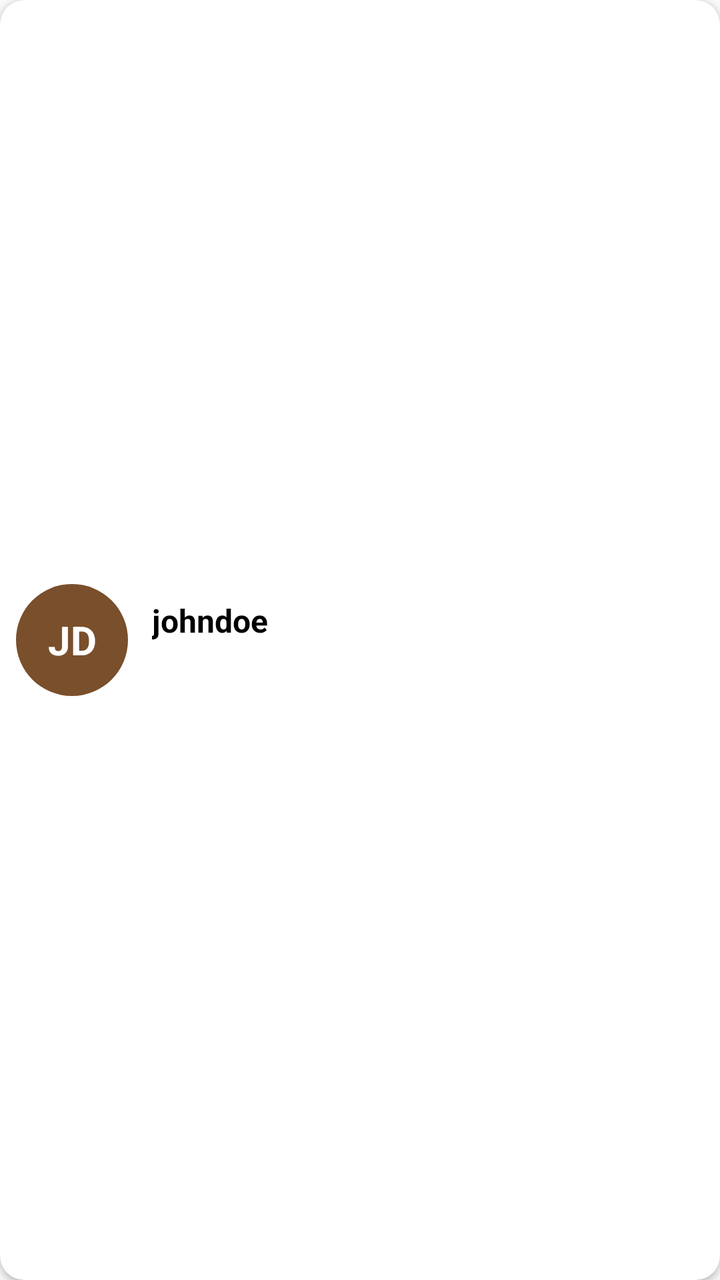
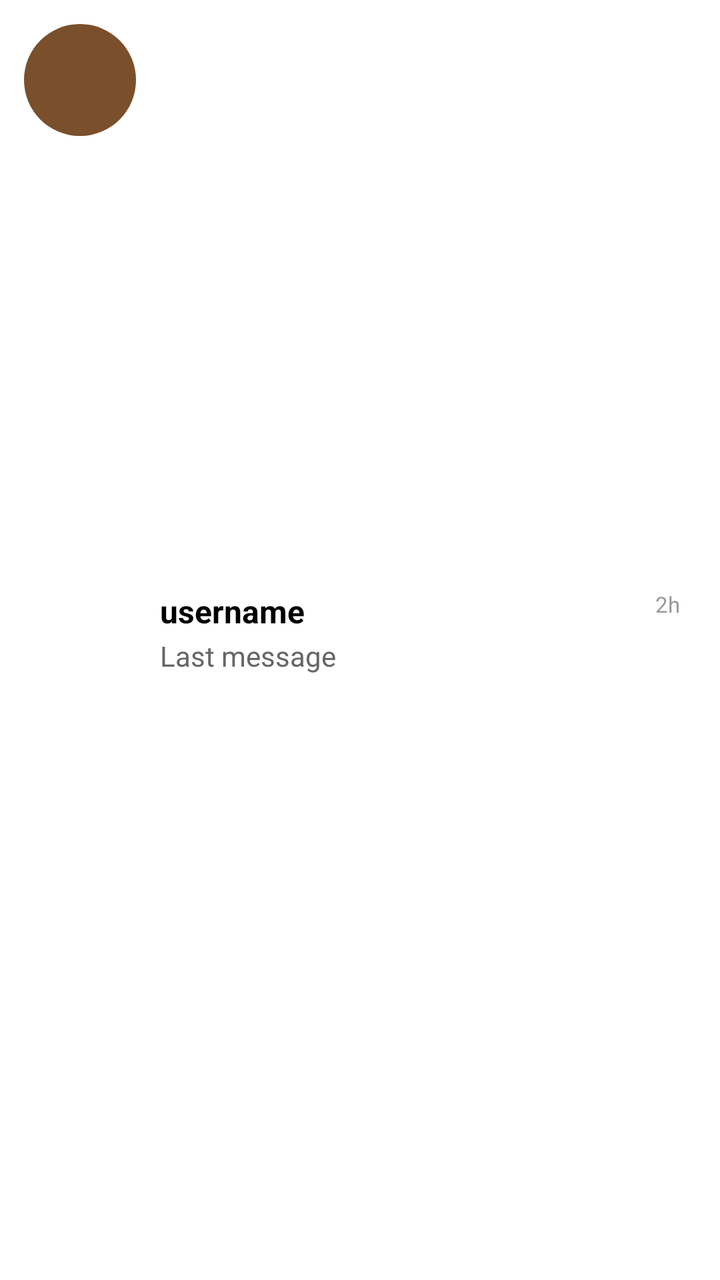

The first picture is an Android layout as it rendered before a commit; the second is the same layout after the commit. The layout source and the unified diff follow.
<!-- AndroidManifest.xml: application theme Theme.PawSociety -->
<!-- res/layout/item_inbox_story.xml -->
<?xml version="1.0" encoding="utf-8"?>
<FrameLayout xmlns:android="http://schemas.android.com/apk/res/android"
    xmlns:app="http://schemas.android.com/apk/res-auto"
    android:layout_width="match_parent"
    android:layout_height="80dp"
    android:layout_margin="4dp"
    android:background="?android:attr/selectableItemBackground"
    android:clickable="true"
    android:focusable="true">

    <androidx.cardview.widget.CardView
        android:layout_width="match_parent"
        android:layout_height="match_parent"
        app:cardCornerRadius="12dp"
        app:cardElevation="2dp"
        app:cardBackgroundColor="#FFFFFF">

        <LinearLayout
            android:layout_width="match_parent"
            android:layout_height="match_parent"
            android:orientation="horizontal"
            android:gravity="center_vertical"
            android:padding="8dp">

            
            <FrameLayout
                android:layout_width="56dp"
                android:layout_height="56dp"
                android:layout_marginEnd="12dp">

                
                <ImageView
                    android:id="@+id/iv_profile"
                    android:layout_width="56dp"
                    android:layout_height="56dp"
                    android:scaleType="centerCrop"
                    android:background="@drawable/circle_white_border"
                    android:visibility="gone" />

                
                <TextView
                    android:id="@+id/tv_profile_icon"
                    android:layout_width="56dp"
                    android:layout_height="56dp"
                    android:gravity="center"
                    android:text="JD"
                    android:textColor="#FFFFFF"
                    android:textSize="20sp"
                    android:textStyle="bold"
                    android:background="@drawable/circle_solid_profile"
                    android:visibility="visible" />

                
                <View
                    android:id="@+id/red_ping"
                    android:layout_width="10dp"
                    android:layout_height="10dp"
                    android:layout_gravity="top|end"
                    android:background="@drawable/circle_solid_red"
                    android:visibility="gone" />

                
                <View
                    android:id="@+id/online_indicator"
                    android:layout_width="14dp"
                    android:layout_height="14dp"
                    android:layout_gravity="bottom|end"
                    android:background="@drawable/circle_solid_green"
                    android:visibility="gone" />
            </FrameLayout>

            
            <LinearLayout
                android:layout_width="0dp"
                android:layout_height="wrap_content"
                android:layout_weight="1"
                android:orientation="vertical">

                <RelativeLayout
                    android:layout_width="match_parent"
                    android:layout_height="wrap_content">

                    <TextView
                        android:id="@+id/tv_username"
                        android:layout_width="wrap_content"
                        android:layout_height="wrap_content"
                        android:text="johndoe"
                        android:textColor="#000000"
                        android:textSize="16sp"
                        android:textStyle="bold"
                        android:layout_alignParentStart="true"
                        android:maxWidth="200dp"
                        android:singleLine="true"
                        android:ellipsize="end" />

                    <TextView
                        android:id="@+id/tv_unread"
                        android:layout_width="18dp"
                        android:layout_height="18dp"
                        android:layout_alignParentEnd="true"
                        android:gravity="center"
                        android:text="3"
                        android:textColor="#FFFFFF"
                        android:textSize="10sp"
                        android:textStyle="bold"
                        android:background="@drawable/circle_solid_red"
                        android:visibility="gone" />
                </RelativeLayout>

                <TextView
                    android:id="@+id/tv_last_message"
                    android:layout_width="match_parent"
                    android:layout_height="wrap_content"
                    android:text=""
                    android:textColor="#666666"
                    android:textSize="13sp"
                    android:maxLines="1"
                    android:ellipsize="end"
                    android:layout_marginTop="2dp" />
            </LinearLayout>

            
            <TextView
                android:id="@+id/tv_time"
                android:layout_width="wrap_content"
                android:layout_height="wrap_content"
                android:text=""
                android:textColor="#999999"
                android:textSize="11sp"
                android:layout_marginStart="8dp" />

        </LinearLayout>

    </androidx.cardview.widget.CardView>

</FrameLayout>
<!-- resources referenced by this layout -->
<resources>
  <!-- drawable circle_solid_green (drawable) -->
  <?xml version="1.0" encoding="utf-8"?>
  <shape xmlns:android="http://schemas.android.com/apk/res/android"
      android:shape="oval">
      <solid android:color="#4CAF50" />
      <stroke
          android:width="2dp"
          android:color="#FFFFFF" />
  </shape>
  <!-- drawable circle_white_border (drawable) -->
  <?xml version="1.0" encoding="utf-8"?>
  <shape xmlns:android="http://schemas.android.com/apk/res/android"
      android:shape="oval">
      <stroke
          android:width="2dp"
          android:color="#FFFFFF" />
      <solid android:color="@android:color/transparent" />
      <size
          android:width="52dp"
          android:height="52dp" />
  </shape>
  <style name="Theme.PawSociety" parent="Theme.AppCompat.Light.NoActionBar">
          
          <item name="colorPrimary">#7A4F2B</item>
          <item name="colorPrimaryDark">#5A3F1B</item>
          <item name="colorAccent">#FF6B35</item>
      </style>
  <!-- unchanged entries left out for length: 2 -->
</resources>

<!-- the commit's change to res/layout/item_inbox_story.xml (unified diff, before → after) -->
@@ -1,136 +1,164 @@
 <?xml version="1.0" encoding="utf-8"?>
-<FrameLayout xmlns:android="http://schemas.android.com/apk/res/android"
-    xmlns:app="http://schemas.android.com/apk/res-auto"
+<LinearLayout xmlns:android="http://schemas.android.com/apk/res/android"
     android:layout_width="match_parent"
-    android:layout_height="80dp"
-    android:layout_margin="4dp"
-    android:background="?android:attr/selectableItemBackground"
-    android:clickable="true"
-    android:focusable="true">
+    android:layout_height="wrap_content"
+    android:orientation="horizontal"
+    android:padding="12dp"
+    android:background="?android:attr/selectableItemBackground">
 
-    <androidx.cardview.widget.CardView
-        android:layout_width="match_parent"
-        android:layout_height="match_parent"
-        app:cardCornerRadius="12dp"
-        app:cardElevation="2dp"
-        app:cardBackgroundColor="#FFFFFF">
+    
+    <FrameLayout
+        android:layout_width="56dp"
+        android:layout_height="56dp"
+        android:layout_marginEnd="12dp">
 
-        <LinearLayout
+        <TextView
+            android:id="@+id/tv_profile_icon"
+            android:layout_width="56dp"
+            android:layout_height="56dp"
+            android:gravity="center"
+            android:textSize="20sp"
+            android:textColor="#FFFFFF"
+            android:background="@drawable/circle_solid_profile"
+            android:visibility="visible" />
+
+        <ImageView
+            android:id="@+id/iv_profile"
+            android:layout_width="56dp"
+            android:layout_height="56dp"
+            android:scaleType="centerCrop"
+            android:visibility="gone"
+            android:background="@drawable/circle_border" />
+
+        
+        <View
+            android:id="@+id/online_indicator"
+            android:layout_width="14dp"
+            android:layout_height="14dp"
+            android:layout_gravity="bottom|end"
+            android:background="@drawable/online_indicator"
+            android:visibility="gone" />
+    </FrameLayout>
+
+    
+    <LinearLayout
+        android:layout_width="0dp"
+        android:layout_height="wrap_content"
+        android:layout_weight="1"
+        android:orientation="vertical"
+        android:layout_gravity="center_vertical">
+
+        
+        <RelativeLayout
             android:layout_width="match_parent"
-            android:layout_height="match_parent"
-            android:orientation="horizontal"
-            android:gravity="center_vertical"
-            android:padding="8dp">
+            android:layout_height="wrap_content">
 
-            
-            <FrameLayout
-                android:layout_width="56dp"
-                android:layout_height="56dp"
-                android:layout_marginEnd="12dp">
+            <TextView
+                android:id="@+id/tv_username"
+                android:layout_width="wrap_content"
+                android:layout_height="wrap_content"
+                android:text="username"
+                android:textColor="#000000"
+                android:textSize="16sp"
+                android:textStyle="bold"
+                android:layout_alignParentStart="true" />
 
-                
-                <ImageView
-                    android:id="@+id/iv_profile"
-                    android:layout_width="56dp"
-                    android:layout_height="56dp"
-                    android:scaleType="centerCrop"
-                    android:background="@drawable/circle_white_border"
-                    android:visibility="gone" />
-
-                
-                <TextView
-                    android:id="@+id/tv_profile_icon"
-                    android:layout_width="56dp"
-                    android:layout_height="56dp"
-                    android:gravity="center"
-                    android:text="JD"
-                    android:textColor="#FFFFFF"
-                    android:textSize="20sp"
-                    android:textStyle="bold"
-                    android:background="@drawable/circle_solid_profile"
-                    android:visibility="visible" />
-
-                
-                <View
-                    android:id="@+id/red_ping"
-                    android:layout_width="10dp"
-                    android:layout_height="10dp"
-                    android:layout_gravity="top|end"
-                    android:background="@drawable/circle_solid_red"
-                    android:visibility="gone" />
-
-                
-                <View
-                    android:id="@+id/online_indicator"
-                    android:layout_width="14dp"
-                    android:layout_height="14dp"
-                    android:layout_gravity="bottom|end"
-                    android:background="@drawable/circle_solid_green"
-                    android:visibility="gone" />
-            </FrameLayout>
-
-            
-            <LinearLayout
-                android:layout_width="0dp"
-                android:layout_height="wrap_content"
-                android:layout_weight="1"
-                android:orientation="vertical">
-
-                <RelativeLayout
-                    android:layout_width="match_parent"
-                    android:layout_height="wrap_content">
-
-                    <TextView
-                        android:id="@+id/tv_username"
-                        android:layout_width="wrap_content"
-                        android:layout_height="wrap_content"
-                        android:text="johndoe"
-                        android:textColor="#000000"
-                        android:textSize="16sp"
-                        android:textStyle="bold"
-                        android:layout_alignParentStart="true"
-                        android:maxWidth="200dp"
-                        android:singleLine="true"
-                        android:ellipsize="end" />
-
-                    <TextView
-                        android:id="@+id/tv_unread"
-                        android:layout_width="18dp"
-                        android:layout_height="18dp"
-                        android:layout_alignParentEnd="true"
-                        android:gravity="center"
-                        android:text="3"
-                        android:textColor="#FFFFFF"
-                        android:textSize="10sp"
-                        android:textStyle="bold"
-                        android:background="@drawable/circle_solid_red"
-                        android:visibility="gone" />
-                </RelativeLayout>
-
-                <TextView
-                    android:id="@+id/tv_last_message"
-                    android:layout_width="match_parent"
-                    android:layout_height="wrap_content"
-                    android:text=""
-                    android:textColor="#666666"
-                    android:textSize="13sp"
-                    android:maxLines="1"
-                    android:ellipsize="end"
-                    android:layout_marginTop="2dp" />
-            </LinearLayout>
-
-            
             <TextView
                 android:id="@+id/tv_time"
                 android:layout_width="wrap_content"
                 android:layout_height="wrap_content"
-                android:text=""
+                android:text="2h"
                 android:textColor="#999999"
                 android:textSize="11sp"
-                android:layout_marginStart="8dp" />
+                android:layout_alignParentEnd="true" />
+        </RelativeLayout>
 
+        
+        <TextView
+            android:id="@+id/tv_last_message"
+            android:layout_width="match_parent"
+            android:layout_height="wrap_content"
+            android:text="Last message"
+            android:textColor="#666666"
+            android:textSize="14sp"
+            android:maxLines="1"
+            android:ellipsize="end"
+            android:layout_marginTop="2dp" />
+
+        
+        <TextView
+            android:id="@+id/request_badge"
+            android:layout_width="wrap_content"
+            android:layout_height="wrap_content"
+            android:text="REQUEST"
+            android:textColor="#FFFFFF"
+            android:textSize="10sp"
+            android:textStyle="bold"
+            android:background="@drawable/request_badge"
+            android:paddingHorizontal="8dp"
+            android:paddingVertical="2dp"
+            android:layout_marginTop="4dp"
+            android:visibility="gone" />
+
+        
+        <LinearLayout
+            android:layout_width="match_parent"
+            android:layout_height="wrap_content"
+            android:orientation="horizontal"
+            android:layout_marginTop="8dp">
+
+            <Button
+                android:id="@+id/btn_accept"
+                android:layout_width="0dp"
+                android:layout_height="32dp"
+                android:layout_weight="1"
+                android:layout_marginEnd="4dp"
+                android:text="Accept"
+                android:textColor="#FFFFFF"
+                android:textSize="12sp"
+                android:background="@drawable/button_oval_green"
+                android:visibility="gone" />
+
+            <Button
+                android:id="@+id/btn_reject"
+                android:layout_width="0dp"
+                android:layout_height="32dp"
+                android:layout_weight="1"
+                android:layout_marginStart="4dp"
+                android:text="Reject"
+                android:textColor="#FFFFFF"
+                android:textSize="12sp"
+                android:background="@drawable/button_oval_red"
+                android:visibility="gone" />
         </LinearLayout>
+    </LinearLayout>
 
-    </androidx.cardview.widget.CardView>
+    
+    <FrameLayout
+        android:layout_width="wrap_content"
+        android:layout_height="wrap_content"
+        android:layout_gravity="center_vertical"
+        android:layout_marginStart="8dp">
 
-</FrameLayout>
+        <View
+            android:id="@+id/red_ping"
+            android:layout_width="10dp"
+            android:layout_height="10dp"
+            android:background="@drawable/red_ping"
+            android:layout_gravity="center"
+            android:visibility="gone" />
+
+        <TextView
+            android:id="@+id/tv_unread"
+            android:layout_width="20dp"
+            android:layout_height="20dp"
+            android:gravity="center"
+            android:text="99"
+            android:textColor="#FFFFFF"
+            android:textSize="10sp"
+            android:textStyle="bold"
+            android:background="@drawable/circle_solid_red"
+            android:visibility="gone" />
+    </FrameLayout>
+
+</LinearLayout>
<!-- resource entries referenced after the edit -->
@@ -1,6 +1,40 @@
 <!-- resources referenced by this layout -->
 <resources>
-  <!-- drawable circle_solid_green (drawable) -->
+  <!-- drawable button_oval_green (drawable) -->
+  <?xml version="1.0" encoding="utf-8"?>
+  <shape xmlns:android="http://schemas.android.com/apk/res/android">
+      <solid android:color="#4CAF50" />
+      <corners android:radius="18dp" />
+      <padding
+          android:left="20dp"
+          android:right="20dp"
+          android:top="8dp"
+          android:bottom="8dp" />
+  </shape>
+  <!-- drawable button_oval_red (drawable) -->
+  <?xml version="1.0" encoding="utf-8"?>
+  <shape xmlns:android="http://schemas.android.com/apk/res/android">
+      <solid android:color="#F44336" />
+      <corners android:radius="25dp" />
+      <padding
+          android:left="20dp"
+          android:right="20dp"
+          android:top="10dp"
+          android:bottom="10dp" />
+  </shape>
+  <!-- drawable circle_border (drawable) -->
+  <?xml version="1.0" encoding="utf-8"?>
+  <shape xmlns:android="http://schemas.android.com/apk/res/android"
+      android:shape="oval">
+      <stroke
+          android:width="2dp"
+          android:color="#7A4F2B" />
+      <solid android:color="#FFFFFF" />
+      <size
+          android:width="90dp"
+          android:height="90dp" />
+  </shape>
+  <!-- drawable online_indicator (drawable) -->
   <?xml version="1.0" encoding="utf-8"?>
   <shape xmlns:android="http://schemas.android.com/apk/res/android"
       android:shape="oval">
@@ -8,24 +42,72 @@
       <stroke
           android:width="2dp"
           android:color="#FFFFFF" />
+      <size android:width="14dp" android:height="14dp" />
   </shape>
-  <!-- drawable circle_white_border (drawable) -->
+  <!-- drawable red_ping (drawable) -->
   <?xml version="1.0" encoding="utf-8"?>
   <shape xmlns:android="http://schemas.android.com/apk/res/android"
       android:shape="oval">
-      <stroke
-          android:width="2dp"
-          android:color="#FFFFFF" />
-      <solid android:color="@android:color/transparent" />
-      <size
-          android:width="52dp"
-          android:height="52dp" />
+      <solid android:color="#F44336" />
+      <size android:width="10dp" android:height="10dp" />
   </shape>
-  <style name="Theme.PawSociety" parent="Theme.AppCompat.Light.NoActionBar">
+  <!-- drawable request_badge (drawable) -->
+  <?xml version="1.0" encoding="utf-8"?>
+  <shape xmlns:android="http://schemas.android.com/apk/res/android">
+      <solid android:color="#FF6B35" />
+      <corners android:radius="12dp" />
+  </shape>
+  <style name="Theme.PawSociety" parent="Theme.MaterialComponents.DayNight.NoActionBar">
           
           <item name="colorPrimary">#7A4F2B</item>
-          <item name="colorPrimaryDark">#5A3F1B</item>
-          <item name="colorAccent">#FF6B35</item>
+          <item name="colorPrimaryVariant">#B88B4A</item>
+          <item name="colorOnPrimary">@android:color/white</item>
+  
+          
+          <item name="colorSecondary">#2196F3</item>
+          <item name="colorSecondaryVariant">#1976D2</item>
+          <item name="colorOnSecondary">@android:color/white</item>
+  
+          
+          <item name="android:statusBarColor">@android:color/transparent</item>
+  
+          
+          <item name="android:navigationBarColor">@android:color/transparent</item>
+  
+          
+          <item name="android:windowLightStatusBar">true</item>
+          <item name="android:windowLightNavigationBar">true</item>
+  
+          
+          <item name="android:windowFullscreen">true</item>
+          <item name="android:windowContentOverlay">@null</item>
+          <item name="android:windowTranslucentStatus">true</item>
+          <item name="android:windowTranslucentNavigation">true</item>
+  
+          
+          <item name="android:windowBackground">@android:color/white</item>
+          <item name="android:colorBackground">@android:color/white</item>
+  
+          
+          
+          <item name="android:textColor">#000000</item>
+          <item name="android:textColorPrimary">#000000</item>
+          <item name="android:textColorSecondary">#666666</item>
+          <item name="android:textColorHint">#999999</item>
+  
+          
+          <item name="android:editTextColor">#000000</item>
+          <item name="android:editTextStyle">@style/Widget.PawSociety.EditText</item>
+  
+          
+          <item name="android:textColorLink">#7A4F2B</item>
+          <item name="android:textColorHighlight">#F5E6D3</item>
+      </style>
+  <style name="Widget.PawSociety.EditText" parent="Widget.MaterialComponents.TextInputEditText.OutlinedBox">
+          <item name="android:textColor">#000000</item>
+          <item name="android:textColorHint">#999999</item>
+          <item name="android:textSize">14sp</item>
+          <item name="android:padding">12dp</item>
       </style>
   <!-- unchanged entries left out for length: 2 -->
 </resources>
